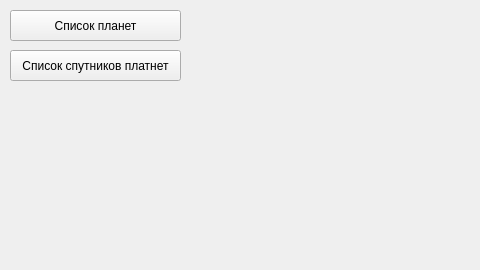
dino-mayk/PlanetExplorer, file ui/HomeScreen.ui: the form before one commit.
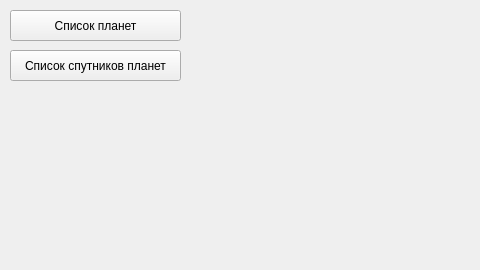
The form after the commit.

Diff of the .ui file:
```diff
--- a/ui/HomeScreen.ui
+++ b/ui/HomeScreen.ui
@@ -36,7 +36,7 @@
     </rect>
    </property>
    <property name="text">
-    <string>Список спутников платнет</string>
+    <string>Список спутников планет</string>
    </property>
   </widget>
  </widget>
```
